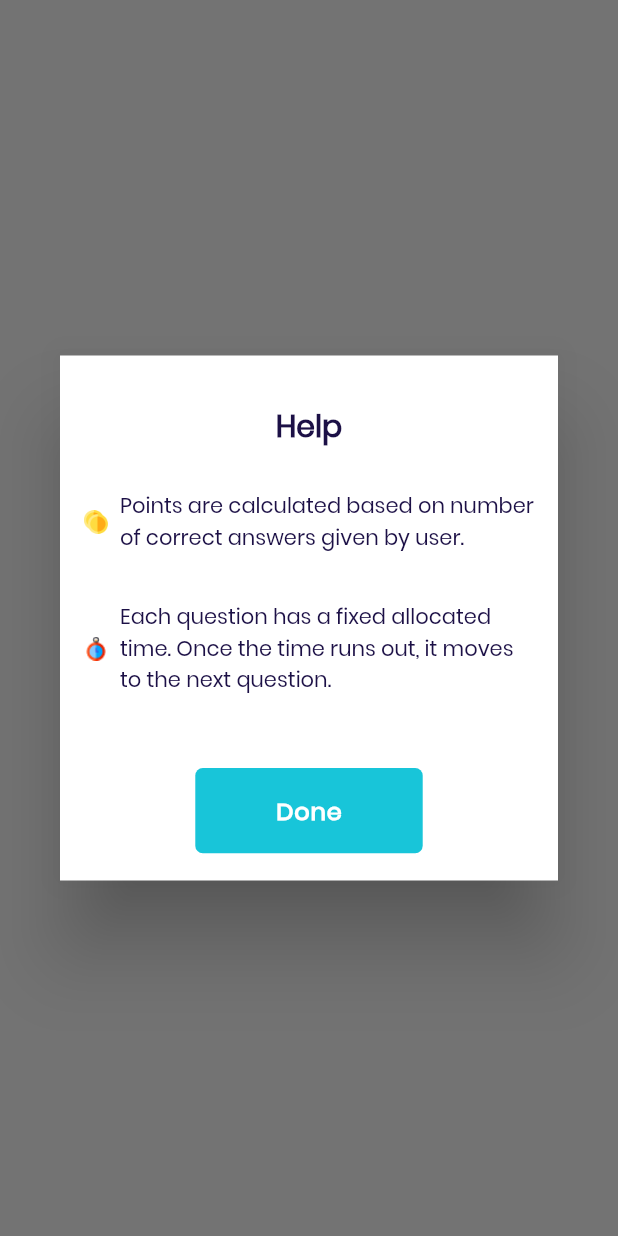
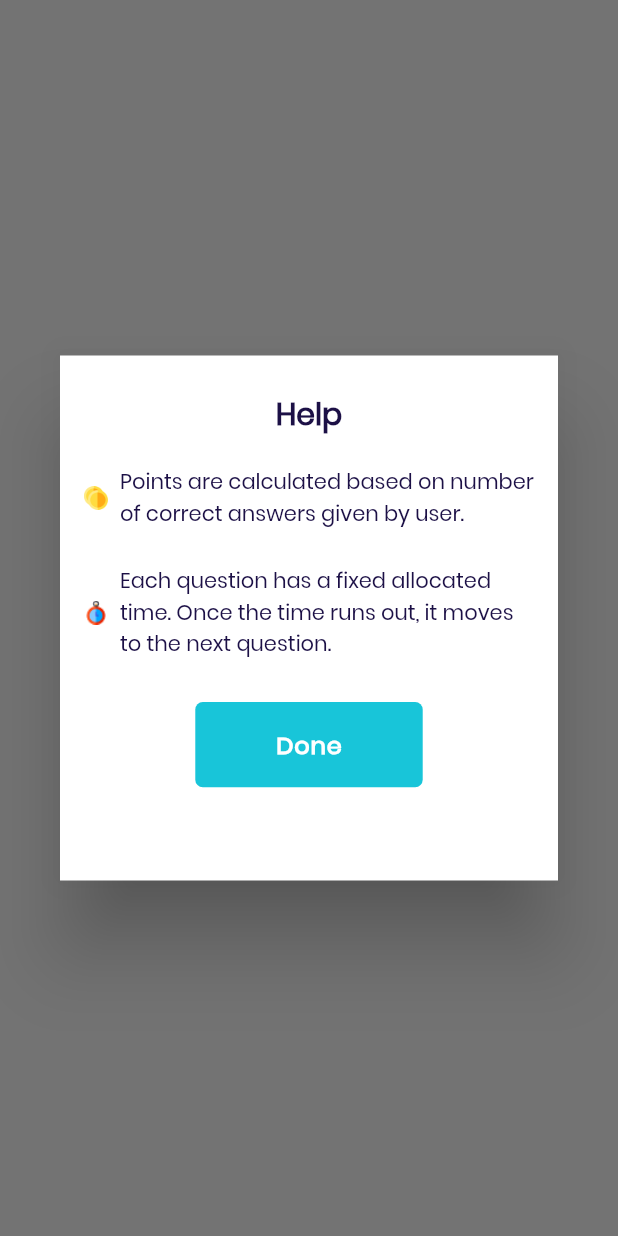
Before and after one commit to hngi/mobileforce-QuickThink, a Flutter app: what helpAlert() shows on an empty page, opened directly, on a phone screen of 412 x 824 dp. Run offline on Flutter 3.47's test engine with Material 2 defaults, Android fonts, the phone set to English and light mode, and no system bars; our stand-ins replace connectivity, flushbar, flutter_hooks, flutter_icons, flutter_spinkit, flutter_svg and 9 more; missing offline and left inert: giffy_dialog; accounts and stored records are empty.

Commit message:
help page updated

```diff
--- a/quick_think/lib/screens/help.dart
+++ b/quick_think/lib/screens/help.dart
@@ -44,7 +44,7 @@ helpAlert(BuildContext context) {
                 child: Column(
                   children: <Widget>[
                     Container(
-                      margin: EdgeInsets.only(top: 32.0, bottom: 12.0),
+                      margin: EdgeInsets.only(top: 24.0, bottom: 8.0),
                       child: Text(
                         'Help',
                         style: style.copyWith(
@@ -62,7 +62,7 @@ helpAlert(BuildContext context) {
                       context,
                         "Each question has a fixed allocated time. Once the time runs out, it moves to the next question. ",
                         'assets/images/clock.png'),
-                    SizedBox(height: 32.0),
+                    SizedBox(height: 16.0),
                     Container(
                       decoration: BoxDecoration(
                         borderRadius: BorderRadius.circular(5.0),
@@ -93,7 +93,7 @@ helpAlert(BuildContext context) {
 
 Widget infoRow(context, String text, String imageUrl) {
   return Container(
-    margin: EdgeInsets.all(16.0),
+    margin: EdgeInsets.only(top:12.0, bottom: 12.0, left: 16.0, right: 16.0),
     child: Row(
       children: <Widget>[
         Container(
```
